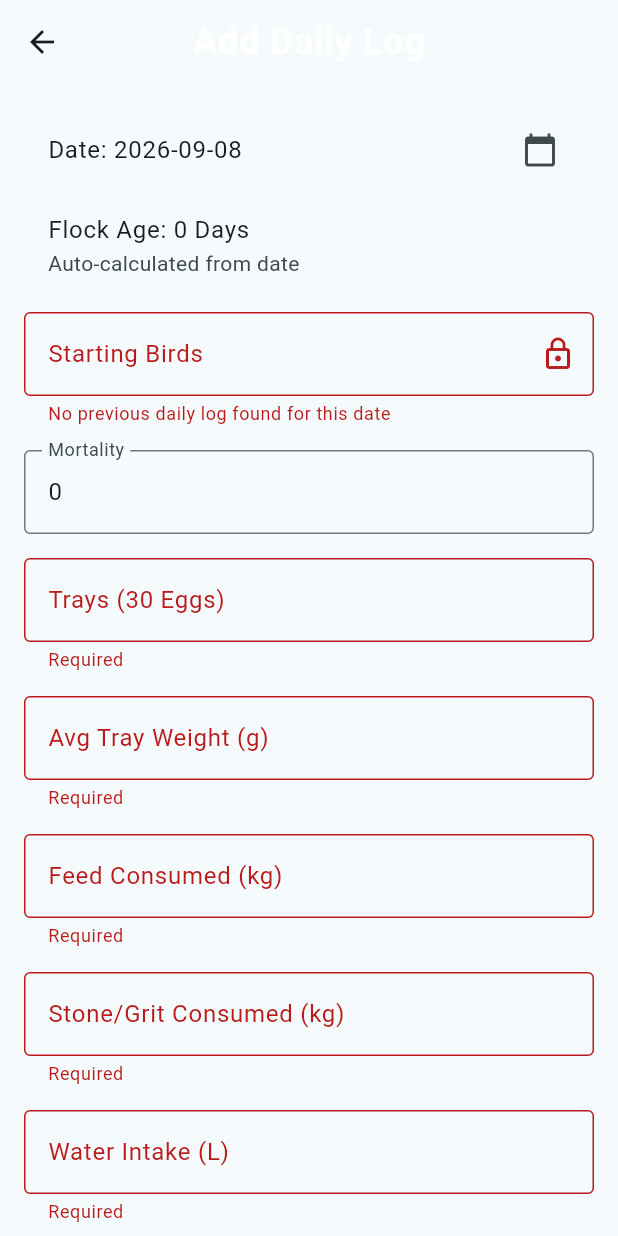
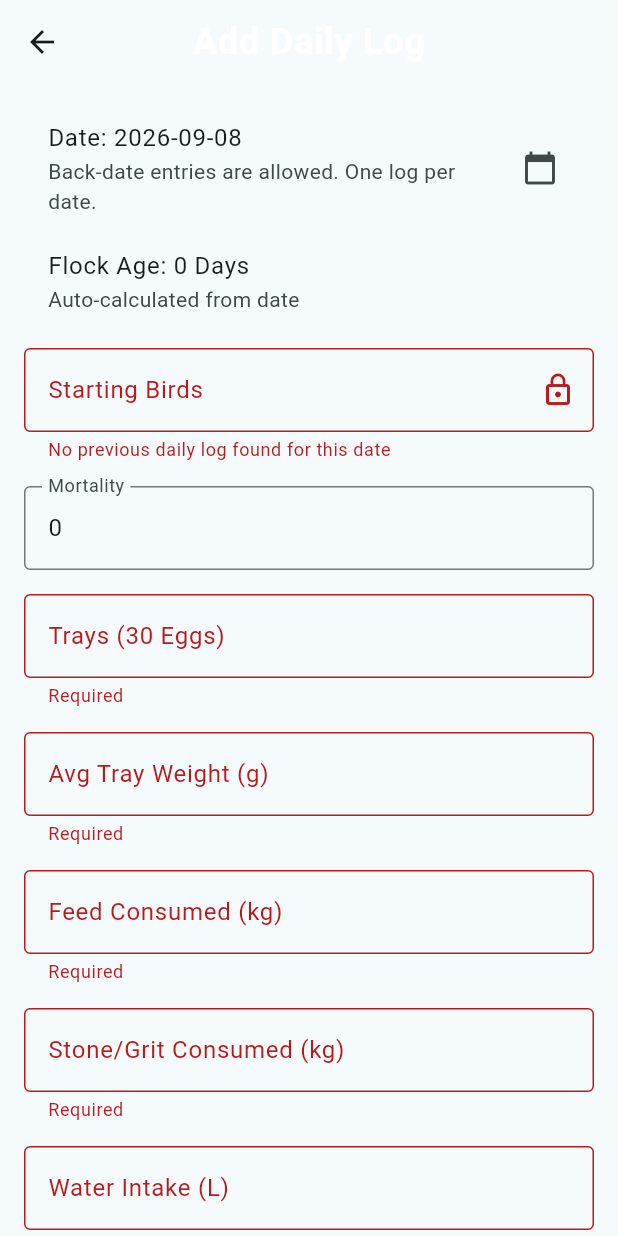
Before and after one commit to amzy/PoultryInventory, a Flutter app: the LogFormScreen screen opened directly, after a tap on "Save Log", on a phone screen of 412 x 824 dp. Run offline on Flutter 3.47's test engine with Material 3 defaults, Android fonts, the phone set to English and light mode, and no system bars; our stand-ins replace google_sign_in, googleapis_auth; missing offline and left inert: extension_google_sign_in_as_googleapis_auth, google_sign_in_web, googleapis.

Commit message:
Updated design

```diff
--- a/lib/providers/poultry_provider.dart
+++ b/lib/providers/poultry_provider.dart
@@ -101,6 +101,15 @@ class PoultryProvider with ChangeNotifier {
     _errorMessage = null;
     notifyListeners();
     try {
+      final duplicate = _logs.any((existing) =>
+          existing.date.year == log.date.year &&
+          existing.date.month == log.date.month &&
+          existing.date.day == log.date.day);
+      if (duplicate) {
+        throw Exception(
+          'A Daily Log already exists for ${log.date.year.toString().padLeft(4, '0')}-${log.date.month.toString().padLeft(2, '0')}-${log.date.day.toString().padLeft(2, '0')}. Choose another date.',
+        );
+      }
       await _driveService.appendDailyLog(log);
       await fetchLogs();
     } catch (e) {
--- a/lib/screens/log_form_screen.dart
+++ b/lib/screens/log_form_screen.dart
@@ -46,7 +46,7 @@ class _LogFormScreenState extends State<LogFormScreen> {
   @override
   Widget build(BuildContext context) {
     return Scaffold(
-      appBar: AppBar(title: Text('Add Daily Log')),
+      appBar: AppBar(title: const Text('Add Daily Log')),
       body: Form(
         key: _formKey,
         child: SingleChildScrollView(
@@ -55,7 +55,8 @@ class _LogFormScreenState extends State<LogFormScreen> {
             children: [
               ListTile(
                 title: Text('Date: ${DateFormat('yyyy-MM-dd').format(_selectedDate)}'),
-                trailing: Icon(Icons.calendar_today),
+                subtitle: const Text('Back-date entries are allowed. One log per date.'),
+                trailing: const Icon(Icons.calendar_today),
                 onTap: () async {
                   final date = await showDatePicker(
                     context: context,
@@ -78,7 +79,7 @@ class _LogFormScreenState extends State<LogFormScreen> {
               _buildReadOnlyField(
                 _startingBirdsController,
                 'Starting Birds',
-                'Auto: previous day Starting Birds - Mortality',
+                'Auto: latest previous log ending birds for the selected date',
               ),
               _buildTextField(_mortalityController, 'Mortality', TextInputType.number),
               _buildTextField(_traysController, 'Trays (30 Eggs)', TextInputType.numberWithOptions(decimal: true)),
@@ -167,6 +168,27 @@ class _LogFormScreenState extends State<LogFormScreen> {
   void _submitForm() async {
     if (!_formKey.currentState!.validate()) return;
 
+    final provider = Provider.of<PoultryProvider>(context, listen: false);
+    final normalizedSelectedDate = DateTime(
+      _selectedDate.year,
+      _selectedDate.month,
+      _selectedDate.day,
+    );
+    final duplicate = provider.logs.any((existing) {
+      final d = DateTime(existing.date.year, existing.date.month, existing.date.day);
+      return d == normalizedSelectedDate;
+    });
+    if (duplicate) {
+      ScaffoldMessenger.of(context).showSnackBar(
+        SnackBar(
+          content: Text(
+            'A Daily Log already exists for ${DateFormat('dd MMM yyyy').format(_selectedDate)}.',
+          ),
+        ),
+      );
+      return;
+    }
+
     final startingBirds = int.parse(_startingBirdsController.text);
     final mortality = int.parse(_mortalityController.text);
     if (mortality > startingBirds) {
```
Also changed, not shown: lib/screens/dashboard_screen.dart (+15 -1 lines), lib/screens/log_detail_screen.dart (added, +130 -0 lines), lib/services/google_drive_service.dart (+40 -0 lines).
